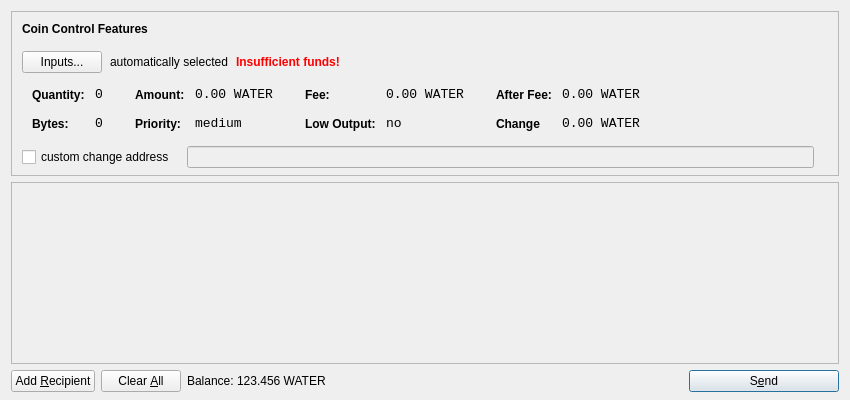
Qt form src/qt/forms/sendcoinsdialog.ui (CleanWaterCoin/cleanwatercoin) before a commit.
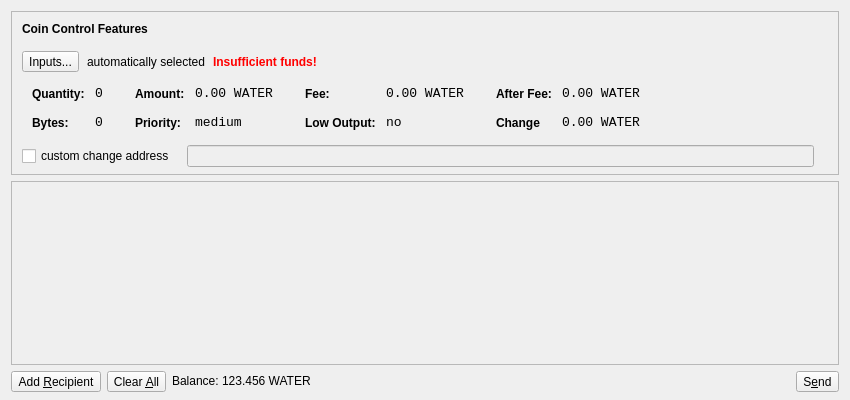
The same form after that commit. Icons and pictures are not drawn.

Diff of the .ui file:
```diff
--- a/src/qt/forms/sendcoinsdialog.ui
+++ b/src/qt/forms/sendcoinsdialog.ui
@@ -102,7 +102,7 @@
            <number>10</number>
           </property>
           <item>
-           <widget class="QPushButton" name="pushButtonCoinControl">
+           <widget class="QToolButton" name="toolButtonCoinControl">
             <property name="styleSheet">
              <string notr="true"/>
             </property>
@@ -626,7 +626,7 @@
         <x>0</x>
         <y>0</y>
         <width>830</width>
-        <height>152</height>
+        <height>154</height>
        </rect>
       </property>
       <layout class="QVBoxLayout" name="verticalLayout_2">
@@ -660,7 +660,7 @@
    <item>
     <layout class="QHBoxLayout" name="horizontalLayout">
      <item>
-      <widget class="QPushButton" name="addButton">
+      <widget class="QToolButton" name="addButton">
        <property name="toolTip">
         <string>Send to multiple recipients at once</string>
        </property>
@@ -671,13 +671,13 @@
         <iconset resource="../bitcoin.qrc">
          <normaloff>:/icons/add</normaloff>:/icons/add</iconset>
        </property>
-       <property name="autoDefault">
-        <bool>false</bool>
+       <property name="toolButtonStyle">
+        <enum>Qt::ToolButtonTextOnly</enum>
        </property>
       </widget>
      </item>
      <item>
-      <widget class="QPushButton" name="clearButton">
+      <widget class="QToolButton" name="clearButton">
        <property name="sizePolicy">
         <sizepolicy hsizetype="Minimum" vsizetype="Fixed">
          <horstretch>0</horstretch>
@@ -697,8 +697,8 @@
        <property name="autoRepeatDelay">
         <number>300</number>
        </property>
-       <property name="autoDefault">
-        <bool>false</bool>
+       <property name="toolButtonStyle">
+        <enum>Qt::ToolButtonTextOnly</enum>
        </property>
       </widget>
      </item>
@@ -755,10 +755,10 @@
       </spacer>
      </item>
      <item>
-      <widget class="QPushButton" name="sendButton">
+      <widget class="QToolButton" name="sendButton">
        <property name="minimumSize">
         <size>
-         <width>150</width>
+         <width>0</width>
          <height>0</height>
         </size>
        </property>
@@ -772,8 +772,8 @@
         <iconset resource="../bitcoin.qrc">
          <normaloff>:/icons/send</normaloff>:/icons/send</iconset>
        </property>
-       <property name="default">
-        <bool>true</bool>
+       <property name="toolButtonStyle">
+        <enum>Qt::ToolButtonTextOnly</enum>
        </property>
       </widget>
      </item>
```
Left out of the diff: 22 changed lines with no effect on the pictures.
